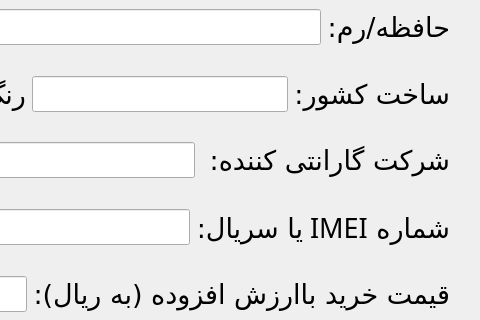
Above: Resources/NewProductForm.ui from Danial-Movahed/123PhoneDB before the change; both pictures show x 320 to 800 and y 327 to 647 of the 800 by 813 pixel window. Below: the same form after it.
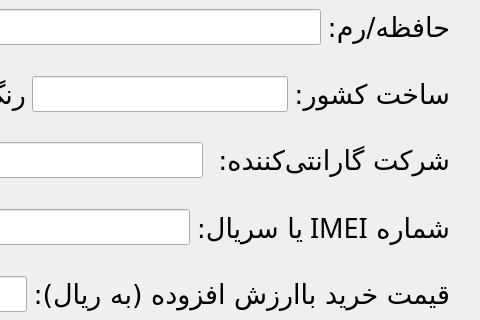
That is the form after the change.

Commit message: Added logs filter windows

```diff
--- a/Resources/NewProductForm.ui
+++ b/Resources/NewProductForm.ui
@@ -517,7 +517,7 @@
          <enum>Qt::RightToLeft</enum>
         </property>
         <property name="text">
-         <string>شرکت گارانتی کننده: </string>
+         <string>شرکت گارانتی‌کننده: </string>
         </property>
        </widget>
       </item>
```
Left out of the diff: 2 changed lines with no effect on the pictures. The commit also changes 7 other files.
